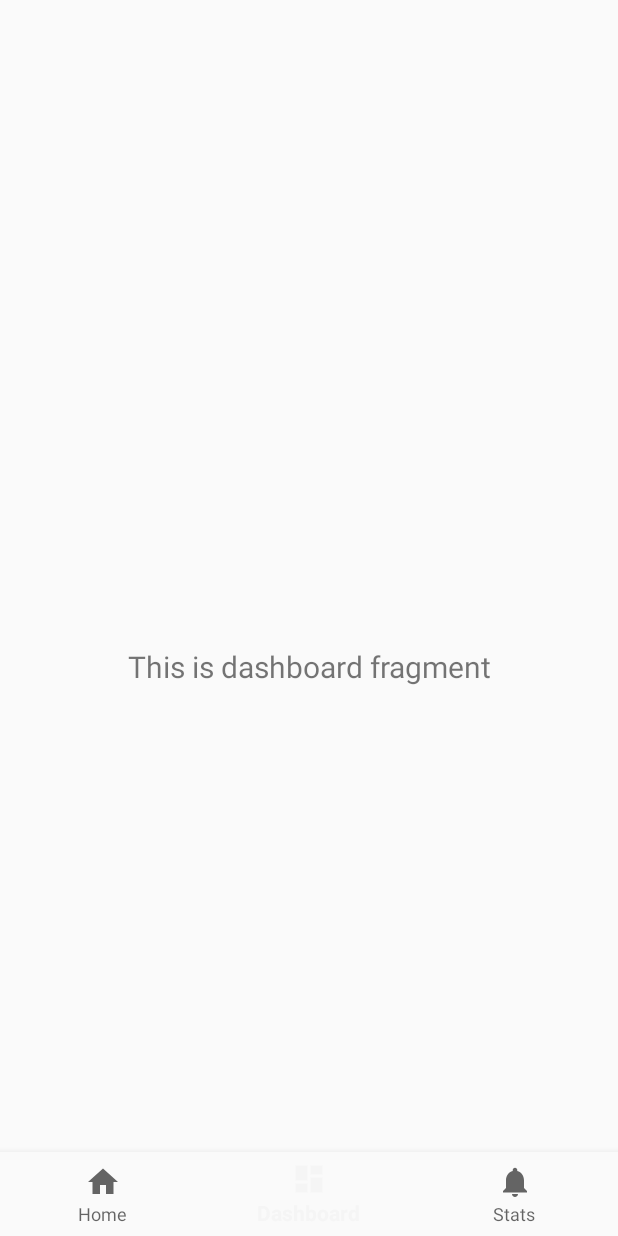
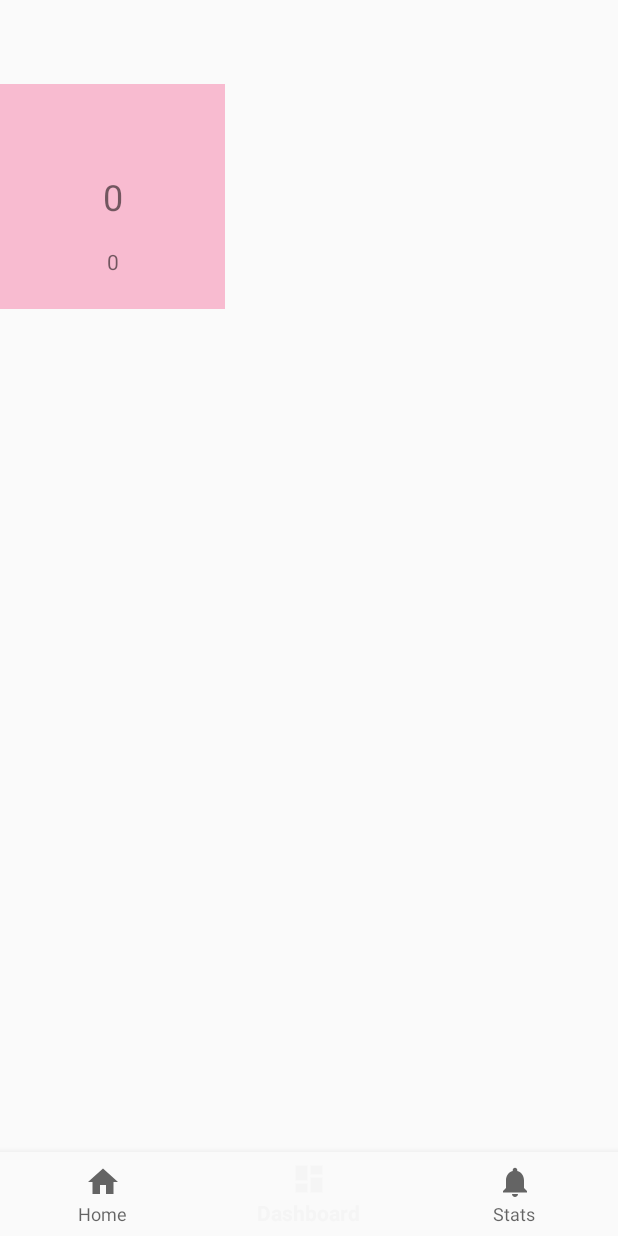
Before and after one commit to timesnewrman/braintestNJNJ, an Android app: the DashboardFragment screen opened through its navigation route, on a phone screen of 412 x 824 dp. Run offline under Robolectric (Android 15) with nearby library versions, the phone set to English and light mode, and no system bars; our stand-ins replace Firebase (no records; nobody signed in at launch, a user with empty details on screens opened directly), navigation-ui.

Commit message:
22.05 12:50

```diff
--- /dev/null
+++ b/app/src/main/java/com/example/myapplication/data/Level.java
@@ -0,0 +1,10 @@
+package com.example.myapplication.data;
+
+import android.content.Context;
+
+public class Level {
+    Context context;
+    public Level(Context context) {
+        this.context = context;
+    }
+}
--- /dev/null
+++ b/app/src/main/java/com/example/myapplication/data/LevelAdapter.java
@@ -0,0 +1,58 @@
+package com.example.myapplication.data;
+
+import android.content.Context;
+import android.util.Log;
+import android.view.LayoutInflater;
+import android.view.View;
+import android.view.ViewGroup;
+import android.widget.TextView;
+
+import androidx.annotation.NonNull;
+import androidx.recyclerview.widget.RecyclerView;
+
+import com.example.myapplication.R;
+
+import java.util.Collections;
+import java.util.List;
+import java.util.Random;
+
+public class LevelAdapter extends RecyclerView.Adapter<LevelAdapter.LevelViewHolder> {
+
+    LayoutInflater inflater;
+    List<?> levels;
+    public LevelAdapter(Context context, int[] list){
+        this.levels = Collections.singletonList(list);
+        Log.i("uhuhuh", Collections.singletonList(list).toString());
+        this.inflater = LayoutInflater.from(context);
+    }
+    @NonNull
+    @Override
+    public LevelViewHolder onCreateViewHolder(@NonNull ViewGroup parent, int viewType) {
+        View view = inflater.inflate(R.layout.item_level, parent, false);
+        return new LevelViewHolder(view);
+    }
+
+    @Override
+    public void onBindViewHolder(@NonNull LevelViewHolder holder, int position) {
+
+        holder.stars.setText(String.valueOf(position));
+        Random rand = new Random(position);
+        holder.desc.setText(String.valueOf(rand.nextInt(position+1)));
+
+    }
+
+    @Override
+    public int getItemCount() {
+        return this.levels.size();
+    }
+
+    class LevelViewHolder extends RecyclerView.ViewHolder {
+        final TextView stars;
+        final TextView desc;
+        public LevelViewHolder(@NonNull View itemView) {
+            super(itemView);
+            this.stars = itemView.findViewById(R.id.item_level_star);
+            this.desc = itemView.findViewById(R.id.item_level_description);
+        }
+    }
+}
--- a/app/src/main/java/com/example/myapplication/data/StatsAdapter.java
+++ b/app/src/main/java/com/example/myapplication/data/StatsAdapter.java
@@ -21,9 +21,8 @@ import java.util.List;
 
 public class StatsAdapter extends RecyclerView.Adapter<StatsAdapter.StatsViewHolder>{
 
-    FirebaseFirestore fireStore;
     LayoutInflater inflater;
-    List users;
+    List<?> users;
 
     public StatsAdapter(Context context, List<?> users) {
         this.users = users;
--- a/app/src/main/java/com/example/myapplication/game/GameMathActivity.java
+++ b/app/src/main/java/com/example/myapplication/game/GameMathActivity.java
@@ -63,14 +63,12 @@ public class GameMathActivity extends AppCompatActivity implements View.OnClickL
 
     private void initQuestion(boolean add) {
 
-        if (add) {
-            for (int i = 0; i < 2; i++) {
+        if (add) for (int i = 0; i < 2; i++) {
                 elements.add(rand.nextInt(30));
-            }
+        }
 
-            questionText.setText(elements.toString());
-            correct = elements.stream().mapToInt(Integer::intValue).sum();
-        }
+        questionText.setText(elements.toString());
+        correct = elements.stream().mapToInt(Integer::intValue).sum();
     }
 
     @SuppressLint("SetTextI18n")
--- a/app/src/main/java/com/example/myapplication/game/card/CardActivityView.java
+++ b/app/src/main/java/com/example/myapplication/game/card/CardActivityView.java
@@ -30,7 +30,7 @@ public class CardActivityView extends AppCompatActivity implements View.OnClickL
 
     ActivityGameCardBinding binding;
     private final Random rand = new Random();
-    int gridSize = rand.nextInt(2)+2;
+    int gridSize = getIntent().getIntExtra("difficulty",rand.nextInt(2)+2);
 
 
     private final Bitmap[][] gridPattern = new Bitmap[gridSize][gridSize];
--- a/app/src/main/java/com/example/myapplication/ui/dashboard/DashboardFragment.java
+++ b/app/src/main/java/com/example/myapplication/ui/dashboard/DashboardFragment.java
@@ -1,6 +1,7 @@
 package com.example.myapplication.ui.dashboard;
 
 import android.os.Bundle;
+import android.util.Log;
 import android.view.LayoutInflater;
 import android.view.View;
 import android.view.ViewGroup;
@@ -9,11 +10,23 @@ import android.widget.TextView;
 import androidx.annotation.NonNull;
 import androidx.fragment.app.Fragment;
 import androidx.lifecycle.ViewModelProvider;
+import androidx.recyclerview.widget.GridLayoutManager;
+import androidx.recyclerview.widget.LinearLayoutManager;
+import androidx.recyclerview.widget.RecyclerView;
+import androidx.recyclerview.widget.StaggeredGridLayoutManager;
 
+import com.example.myapplication.data.LevelAdapter;
 import com.example.myapplication.databinding.FragmentDashboardBinding;
+
+import java.lang.reflect.Array;
+import java.util.ArrayList;
+import java.util.Arrays;
+import java.util.List;
 
 public class DashboardFragment extends Fragment {
 
+    private final String TAG = this.getClass().getSimpleName();
+    private final int[] list = new int[5];
     private FragmentDashboardBinding binding;
 
     public View onCreateView(@NonNull LayoutInflater inflater,
@@ -22,14 +35,26 @@ public class DashboardFragment extends Fragment {
                 new ViewModelProvider(this).get(DashboardViewModel.class);
 
         binding = FragmentDashboardBinding.inflate(inflater, container, false);
-        View root = binding.getRoot();
 
         //TODO course menu like duolingo
-        final TextView textView = binding.textDashboard;
-        dashboardViewModel.getText().observe(getViewLifecycleOwner(), textView::setText);
-        return root;
+        displayAdapterView();
+        return binding.getRoot();
     }
+    private void displayAdapterView(){
 
+        RecyclerView levelView = binding.dashboardRecyclerview;
+
+        for (int i=0; i<5; i++){
+            list[i] = i;
+        }
+
+        Log.i(TAG, Arrays.toString(list));
+
+        LevelAdapter levelAdapter = new LevelAdapter(getContext(), list);
+
+        levelView.setLayoutManager(new GridLayoutManager(getContext(),2));
+        levelView.setAdapter(levelAdapter);
+    }
     @Override
     public void onDestroyView() {
         super.onDestroyView();
--- a/app/src/main/java/com/example/myapplication/ui/home/HomeFragment.java
+++ b/app/src/main/java/com/example/myapplication/ui/home/HomeFragment.java
@@ -39,7 +39,7 @@ public class HomeFragment extends Fragment implements View.OnClickListener {
         final TextView textView = binding.textHome;
         homeViewModel.getText().observe(getViewLifecycleOwner(), textView::setText);
 //TODO change to main menu, make it so it contains your current level and stats
-        //TODO change to viewbinding
+
         icard = binding.mainGameintentCard;
         icard.setOnClickListener(this);
         imath = binding.mainGameintentFast;
--- a/app/src/main/java/com/example/myapplication/ui/stats/StatsFragment.java
+++ b/app/src/main/java/com/example/myapplication/ui/stats/StatsFragment.java
@@ -1,5 +1,4 @@
 package com.example.myapplication.ui.stats;
-//TODO fix the adapter
 
 import android.annotation.SuppressLint;
 import android.os.Bundle;
--- a/app/src/main/res/layout/fragment_dashboard.xml
+++ b/app/src/main/res/layout/fragment_dashboard.xml
@@ -6,15 +6,10 @@
     android:layout_height="match_parent"
     tools:context=".ui.dashboard.DashboardFragment">
 
-    <TextView
-        android:id="@+id/text_dashboard"
+    <androidx.recyclerview.widget.RecyclerView
+        android:id="@+id/dashboard_recyclerview"
         android:layout_width="match_parent"
-        android:layout_height="wrap_content"
-        android:layout_marginStart="8dp"
-        android:layout_marginTop="8dp"
-        android:layout_marginEnd="8dp"
-        android:textAlignment="center"
-        android:textSize="20sp"
+        android:layout_height="match_parent"
         app:layout_constraintBottom_toBottomOf="parent"
         app:layout_constraintEnd_toEndOf="parent"
         app:layout_constraintStart_toStartOf="parent"
--- a/app/src/main/res/layout/item_announcement.xml
+++ b/app/src/main/res/layout/item_level.xml
@@ -2,9 +2,9 @@
 <androidx.constraintlayout.widget.ConstraintLayout xmlns:android="http://schemas.android.com/apk/res/android"
     xmlns:app="http://schemas.android.com/apk/res-auto"
     xmlns:tools="http://schemas.android.com/tools"
-    android:layout_width="match_parent"
-    android:layout_height="wrap_content"
-    android:background="@color/announcement"
+    android:layout_width="150dp"
+    android:layout_height="150dp"
+    android:background="#F8BBD0"
     android:paddingStart="10dp"
     android:paddingTop="5dp"
     android:paddingEnd="10dp"
@@ -12,7 +12,7 @@
 
 
     <TextView
-        android:id="@+id/textView2"
+        android:id="@+id/item_level_star"
         android:layout_width="wrap_content"
         android:layout_height="wrap_content"
         android:layout_marginTop="5dp"
@@ -25,14 +25,14 @@
         app:layout_constraintTop_toTopOf="parent" />
 
     <TextView
-        android:id="@+id/textView3"
+        android:id="@+id/item_level_description"
         android:layout_width="wrap_content"
         android:layout_height="wrap_content"
-        android:layout_marginTop="1dp"
+        android:layout_marginTop="5dp"
         android:layout_marginBottom="5dp"
         android:text="TextView"
         app:layout_constraintBottom_toBottomOf="parent"
         app:layout_constraintEnd_toEndOf="parent"
         app:layout_constraintStart_toStartOf="parent"
-        app:layout_constraintTop_toBottomOf="@+id/textView2" />
+        app:layout_constraintTop_toBottomOf="@+id/item_level_star" />
 </androidx.constraintlayout.widget.ConstraintLayout>
```
